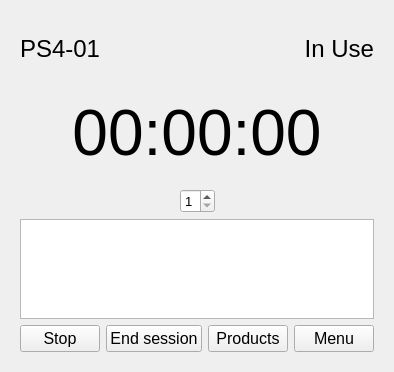
Old version of the form UI/system.ui in the repository Mohsenhatami000/GameNet-Manager.
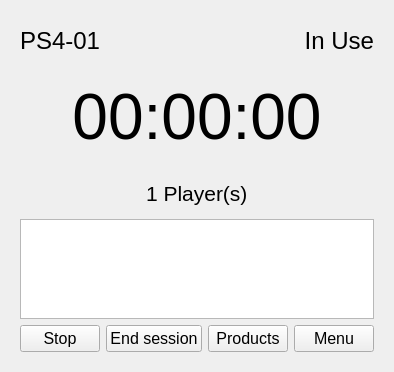
New version of the form.

Patch:
```diff
--- a/UI/system.ui
+++ b/UI/system.ui
@@ -174,17 +174,14 @@
           </spacer>
          </item>
          <item>
-          <widget class="QSpinBox" name="spinBox_player_count">
+          <widget class="QLabel" name="label_player_Count">
            <property name="font">
             <font>
-             <pointsize>10</pointsize>
+             <pointsize>16</pointsize>
             </font>
            </property>
-           <property name="minimum">
-            <number>1</number>
-           </property>
-           <property name="maximum">
-            <number>4</number>
+           <property name="text">
+            <string>1 Player(s)</string>
            </property>
           </widget>
          </item>
```
Left out of the diff: 15 changed lines with no effect on the pictures.
